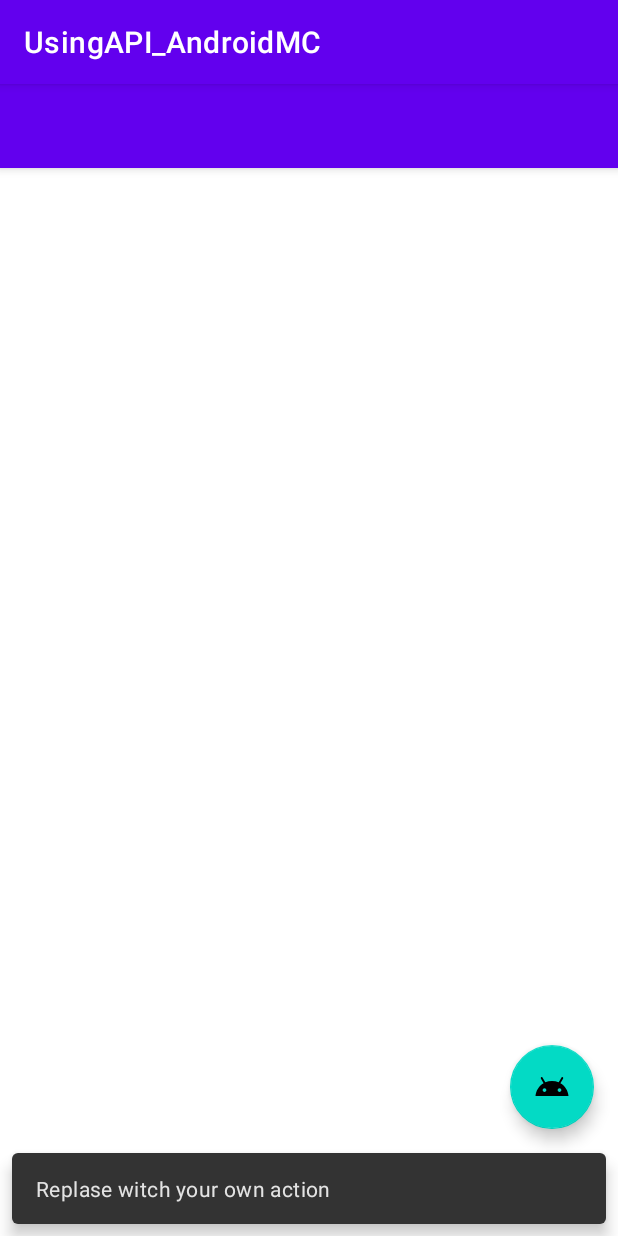
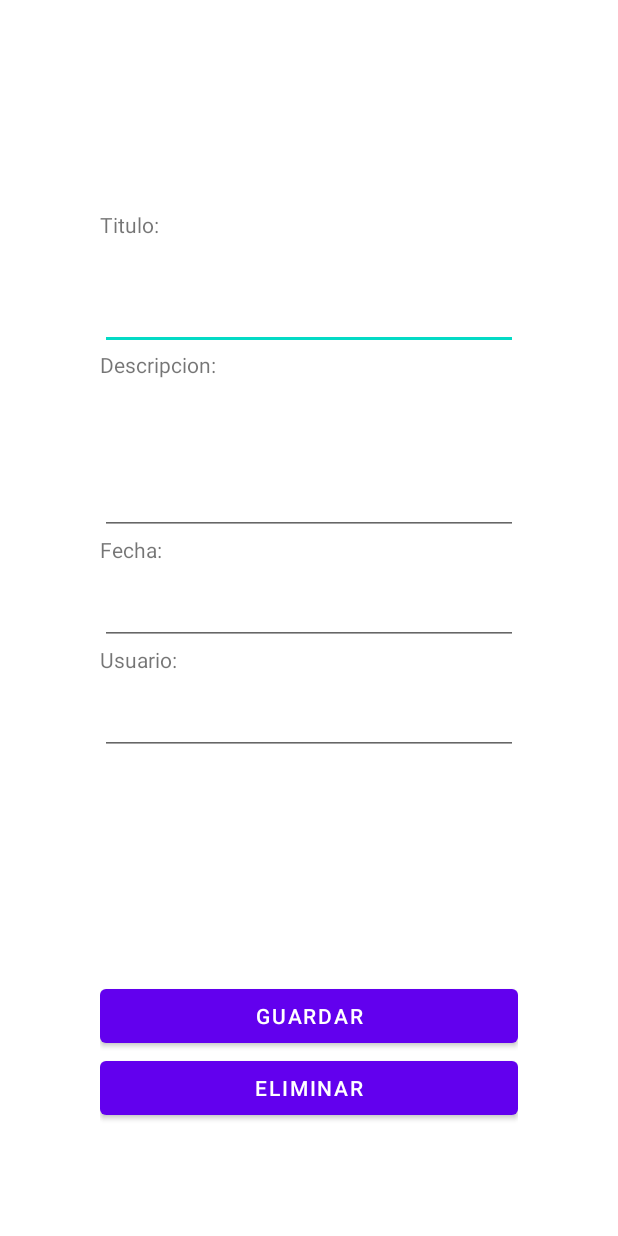
Before and after one commit to MarceloA2oo1/UsingAPI_AndroidMC, an Android app: the screen it shows after launch (MainMCActivity before the commit, NotaMCActivity after it), after a tap on an icon or button, on a phone screen of 412 x 824 dp. Run offline under Robolectric (Android 15) with nearby library versions, the phone set to English and light mode, and no system bars.

```diff
--- a/app/src/main/java/com/example/usingapi_androidmc/UtilsMC/APIsMC.java
+++ b/app/src/main/java/com/example/usingapi_androidmc/UtilsMC/APIsMC.java
@@ -3,6 +3,7 @@ package com.example.usingapi_androidmc.UtilsMC;
 import com.example.usingapi_androidmc.ControllersMC.UserMC;
 
 public class APIsMC {
+    //la url es la ipv4 publica de la pc usada como servidor local
     public static final String URL_001 = "http://192.168.0.11:8080/notas/";
 
     public static NotasServiceMC getNotasServiceMC(){
--- a/app/src/main/java/com/example/usingapi_androidmc/UtilsMC/NotasServiceMC.java
+++ b/app/src/main/java/com/example/usingapi_androidmc/UtilsMC/NotasServiceMC.java
@@ -5,10 +5,22 @@ import com.example.usingapi_androidmc.ModeloMC.NotasMC;
 import java.util.List;
 
 import retrofit2.Call;
+import retrofit2.http.Body;
 import retrofit2.http.GET;
+import retrofit2.http.POST;
+import retrofit2.http.Path;
 
 public interface NotasServiceMC {
 
     @GET("listar")
     Call<List<NotasMC>> getNotasMC();
+
+    @POST("agregar")
+    Call<NotasMC>addNotasMC(@Body NotasMC notas);
+
+    @POST("actualizar/{id}")
+    Call<NotasMC>updateNotasMC(@Body NotasMC notas, @Path("id") int id);
+
+    @POST("eliminar/{id}")
+    Call<NotasMC>deleteNotasMC(@Path("id") int id);
 }
--- a/app/src/main/java/com/example/usingapi_androidmc/VistasMC/MainMCActivity.java
+++ b/app/src/main/java/com/example/usingapi_androidmc/VistasMC/MainMCActivity.java
@@ -3,9 +3,11 @@ package com.example.usingapi_androidmc.VistasMC;
 import androidx.appcompat.app.AppCompatActivity;
 import androidx.appcompat.widget.Toolbar;
 
+import android.content.Intent;
 import android.os.Bundle;
 import android.util.Log;
 import android.view.Menu;
+import android.view.MenuItem;
 import android.view.View;
 import android.widget.ListView;
 
@@ -33,22 +35,33 @@ public class MainMCActivity extends AppCompatActivity {
     List<NotasMC> listNotasMC = new ArrayList<>();
     ListView listView;
 
-
     @Override
     protected void onCreate(Bundle savedInstanceState) {
         super.onCreate(savedInstanceState);
         binding = ActivityMainMcactivityBinding.inflate(getLayoutInflater());
         setContentView(binding.getRoot());
+        getSupportActionBar().hide();
+
+        //toolbar = (Toolbar) findViewById(R.id.toolbar);
+        //setSupportActionBar(binding.toolbar);
 
         listView = binding.lstListView;
+
         ListarNotasMC();
 
-       // toolbar = (Toolbar) findViewById(R.id.toolbar);
-       // setSupportActionBar(toolbar);
+        //view add
+        FloatingActionButton fab = binding.fab;
+        fab.setOnClickListener(view -> {
+            Intent intent = new Intent(MainMCActivity.this, NotaMCActivity.class);
+            intent.putExtra("ID", "");
+            intent.putExtra("TITULO", "");
+            intent.putExtra("DESCRIPCION", "");
+            intent.putExtra("FECHA", "");
+            intent.putExtra("USUARIO", "");
 
-        FloatingActionButton fab = binding.fab;
-        fab.setOnClickListener(view -> Snackbar.make(view, "Replase witch your own action", Snackbar.LENGTH_LONG)
-                .setAction("Action", null).show());
+            startActivity(intent);
+        });
+
     }
 
     public void ListarNotasMC(){
@@ -69,23 +82,23 @@ public class MainMCActivity extends AppCompatActivity {
         });
 
     }
-    /*
-    public boolean aCreateOptionsMenu(Menu menu){
+
+    @Override
+    public boolean onCreateOptionsMenu(Menu menu){
+        //Inflate menu;
         getMenuInflater().inflate(R.menu.menu_main, menu);
-
         return true;
     }
 
     @Override
-    public boolean onOptionsItemSelected(MrnuItem item){
+    public boolean onOptionsItemSelected(MenuItem item) {
         int id = item.getItemId();
 
-        if(id == R.id.action_settings){
+        if (id == R.id.action_settings) {
             return true;
         }
 
         return super.onOptionsItemSelected(item);
     }
-     */
 
 }
--- /dev/null
+++ b/app/src/main/java/com/example/usingapi_androidmc/VistasMC/NotaMCActivity.java
@@ -0,0 +1,137 @@
+package com.example.usingapi_androidmc.VistasMC;
+
+import androidx.appcompat.app.AppCompatActivity;
+
+import android.content.Intent;
+import android.os.Bundle;
+import android.util.Log;
+import android.view.View;
+import android.widget.Toast;
+
+import com.example.usingapi_androidmc.ModeloMC.NotasMC;
+import com.example.usingapi_androidmc.UtilsMC.APIsMC;
+import com.example.usingapi_androidmc.UtilsMC.NotasServiceMC;
+import com.example.usingapi_androidmc.databinding.ActivityNotaMcactivityBinding;
+
+import retrofit2.Call;
+import retrofit2.Callback;
+import retrofit2.Response;
+
+public class NotaMCActivity extends AppCompatActivity {
+
+    private ActivityNotaMcactivityBinding binding;
+    NotasServiceMC serviceMC;
+
+    @Override
+    protected void onCreate(Bundle savedInstanceState) {
+        super.onCreate(savedInstanceState);
+        binding = ActivityNotaMcactivityBinding.inflate(getLayoutInflater());
+        setContentView(binding.getRoot());
+        getSupportActionBar().hide();
+
+        Bundle bundle = getIntent().getExtras();
+        final String id = bundle.getString("ID");
+        String titulo = bundle.getString("TITULO");
+        String descrip = bundle.getString("DESCRIPCION");
+        String fecha = bundle.getString("FECHA");
+        String usuario = bundle.getString("USUARIO");
+
+        binding.edtId.setText(id);
+        binding.edtTitulo.setText(titulo);
+        binding.edtDescripcion.setText(descrip);
+        binding.edtFecha.setText(fecha);
+        binding.edtUsuario.setText(usuario);
+
+        //se validad si el campo manda vacio, significa que lo que se desea aser es agregar lo cual
+        //la id es autoimcrental
+        if (id.trim().length() == 0 || id.equals("")){
+            binding.Id.setVisibility(View.INVISIBLE);
+            binding.edtId.setVisibility(View.INVISIBLE);
+        }
+
+        //guardar los datos actualizados
+        binding.btnSave.setOnClickListener(view -> {
+            NotasMC notasMC = new NotasMC();
+            notasMC.setTitulo(binding.edtTitulo.getText().toString());
+            notasMC.setDescripcion(binding.edtDescripcion.getText().toString());
+            notasMC.setFecha(binding.edtFecha.getText().toString());
+            notasMC.setUsuario(binding.edtUsuario.getText().toString());
+            if (id.trim().length() == 0 || id.equals("")){
+                addNotasMC(notasMC);
+                Intent intent = new Intent(NotaMCActivity.this, MainMCActivity.class);
+                startActivity(intent);
+            } else {
+                updateNotasMC(notasMC, Integer.valueOf(id));
+                Intent intent = new Intent(NotaMCActivity.this, MainMCActivity.class);
+                startActivity(intent);
+            }
+        });
+
+        binding.btnEliminar.setOnClickListener(view -> {
+            deleteNotasMC(Integer.valueOf(id));
+            Intent intent = new Intent(NotaMCActivity.this, MainMCActivity.class);
+            startActivity(intent);
+        });
+
+    }
+
+    private void updateNotasMC(NotasMC notasMC, int id) {
+        serviceMC = APIsMC.getNotasServiceMC();
+        Call<NotasMC>call = serviceMC.updateNotasMC(notasMC, id);
+        call.enqueue(new Callback<NotasMC>() {
+            @Override
+            public void onResponse(Call<NotasMC> call, Response<NotasMC> response) {
+                if (response.isSuccessful()){
+                    Toast.makeText(NotaMCActivity.this, "Actualizado excitosamente", Toast.LENGTH_SHORT).show();
+                }
+            }
+
+            @Override
+            public void onFailure(Call<NotasMC> call, Throwable t) {
+                Log.e("Error:", t.getMessage());
+            }
+        });
+        Intent intent = new Intent(NotaMCActivity.this, MainMCActivity.class);
+        startActivity(intent);
+    }
+
+    public void addNotasMC(NotasMC notaMC){
+        serviceMC = APIsMC.getNotasServiceMC();
+        Call<NotasMC>call = serviceMC.addNotasMC(notaMC);
+        call.enqueue(new Callback<NotasMC>() {
+            @Override
+            public void onResponse(Call<NotasMC> call, Response<NotasMC> response) {
+                if (response.isSuccessful()){
+                    Toast.makeText(NotaMCActivity.this, "Agregado sactifactoriamente", Toast.LENGTH_SHORT).show();
+                }
+            }
+
+            @Override
+            public void onFailure(Call<NotasMC> call, Throwable t) {
+                Log.e("Error:", t.getMessage());
+            }
+        });
+        Intent intent = new Intent(NotaMCActivity.this, MainMCActivity.class);
+        startActivity(intent);
+    }
+
+    public void deleteNotasMC(int id){
+        serviceMC = APIsMC.getNotasServiceMC();
+        Call<NotasMC>call = serviceMC.deleteNotasMC(id);
+        call.enqueue(new Callback<NotasMC>() {
+            @Override
+            public void onResponse(Call<NotasMC> call, Response<NotasMC> response) {
+                if (response.isSuccessful()){
+                    Toast.makeText(NotaMCActivity.this, "Se ha Eliminado excitosamente", Toast.LENGTH_SHORT).show();
+                }
+            }
+
+            @Override
+            public void onFailure(Call<NotasMC> call, Throwable t) {
+                Log.e("Error:", t.getMessage());
+            }
+        });
+        Intent intent = new Intent(NotaMCActivity.this, MainMCActivity.class);
+        startActivity(intent);
+    }
+}
--- /dev/null
+++ b/app/src/main/res/drawable/ic_note_add.xml
@@ -0,0 +1,5 @@
+<vector android:height="20dp" android:tint="?attr/colorControlNormal"
+    android:viewportHeight="24" android:viewportWidth="24"
+    android:width="20dp" xmlns:android="http://schemas.android.com/apk/res/android">
+    <path android:fillColor="@android:color/white" android:pathData="M14,2L6,2c-1.1,0 -1.99,0.9 -1.99,2L4,20c0,1.1 0.89,2 1.99,2L18,22c1.1,0 2,-0.9 2,-2L20,8l-6,-6zM16,16h-3v3h-2v-3L8,16v-2h3v-3h2v3h3v2zM13,9L13,3.5L18.5,9L13,9z"/>
+</vector>
--- a/app/src/main/res/layout/activity_main_mcactivity.xml
+++ b/app/src/main/res/layout/activity_main_mcactivity.xml
@@ -7,16 +7,21 @@
     android:layout_height="match_parent"
     tools:context=".VistasMC.MainMCActivity">
 
+    <!--
     <com.google.android.material.appbar.AppBarLayout
         android:layout_width="match_parent"
-        android:layout_height="wrap_content">
+        android:layout_height="wrap_content"
+        android:theme="@style/AppTheme.AppBarOverlay">
 
         <androidx.appcompat.widget.Toolbar
             android:id="@+id/toolbar"
             android:layout_width="match_parent"
-            android:layout_height="?actionBarSize"/>
+            android:layout_height="?attr/actionBarSize"
+            android:background="?attr/colorPrimary"
+            app:popupTheme="@style/AppTheme.PopupOverlay"/>
 
     </com.google.android.material.appbar.AppBarLayout>
+    -->
 
     <LinearLayout
         android:layout_width="match_parent"
@@ -48,6 +53,6 @@
         android:layout_height="wrap_content"
         android:layout_gravity="bottom|end"
         android:layout_margin="16dp"
-        android:src="@drawable/ic_android"/>
+        android:src="@drawable/ic_note_add"/>
 
 </androidx.coordinatorlayout.widget.CoordinatorLayout>
--- /dev/null
+++ b/app/src/main/res/layout/activity_nota_mcactivity.xml
@@ -0,0 +1,88 @@
+<?xml version="1.0" encoding="utf-8"?>
+<androidx.constraintlayout.widget.ConstraintLayout xmlns:android="http://schemas.android.com/apk/res/android"
+    xmlns:app="http://schemas.android.com/apk/res-auto"
+    xmlns:tools="http://schemas.android.com/tools"
+    android:layout_width="match_parent"
+    android:layout_height="match_parent"
+    android:orientation="vertical"
+    tools:context=".VistasMC.NotaMCActivity">
+
+    <LinearLayout
+        android:layout_width="match_parent"
+        android:layout_height="match_parent"
+        android:orientation="vertical"
+        android:padding="100px"
+        app:layout_constraintStart_toStartOf="parent"
+        app:layout_constraintTop_toTopOf="parent">
+
+        <TextView
+            android:id="@+id/Id"
+            android:layout_width="match_parent"
+            android:layout_height="50px"
+            android:text="ID"/>
+
+        <EditText
+            android:id="@+id/edtId"
+            android:layout_width="match_parent"
+            android:layout_height="60px"
+            android:enabled="false"/>
+
+        <TextView
+            android:id="@+id/titulo"
+            android:layout_width="match_parent"
+            android:layout_height="50px"
+            android:text="Titulo: "/>
+
+        <EditText
+            android:id="@+id/edtTitulo"
+            android:layout_width="match_parent"
+            android:layout_height="60dp"/>
+
+        <TextView
+            android:id="@+id/descripcion"
+            android:layout_width="match_parent"
+            android:layout_height="50px"
+            android:text="Descripcion: "/>
+
+        <EditText
+            android:id="@+id/edtDescripcion"
+            android:layout_width="match_parent"
+            android:layout_height="90dp"/>
+
+        <TextView
+            android:id="@+id/fecha"
+            android:layout_width="match_parent"
+            android:layout_height="50px"
+            android:text="Fecha: "/>
+
+        <EditText
+            android:id="@+id/edtFecha"
+            android:layout_width="match_parent"
+            android:layout_height="40dp"/>
+
+        <TextView
+            android:id="@+id/usuario"
+            android:layout_width="match_parent"
+            android:layout_height="50px"
+            android:text="Usuario: "/>
+
+        <EditText
+            android:id="@+id/edtUsuario"
+            android:layout_width="match_parent"
+            android:layout_height="40dp"/>
+
+        <Button
+            android:id="@+id/btnSave"
+            android:layout_marginTop="150dp"
+            android:layout_width="match_parent"
+            android:layout_height="wrap_content"
+            android:text="Guardar"/>
+
+        <Button
+            android:id="@+id/btnEliminar"
+            android:layout_width="match_parent"
+            android:layout_height="wrap_content"
+            android:text="Eliminar" />
+    </LinearLayout>
+
+</androidx.constraintlayout.widget.ConstraintLayout>
--- /dev/null
+++ b/app/src/main/res/menu/menu_main.xml
@@ -0,0 +1,12 @@
+<menu xmlns:android="http://schemas.android.com/apk/res/android"
+    xmlns:app="http://schemas.android.com/apk/res-auto"
+    xmlns:tools="http://schemas.android.com/tools"
+    tools:context="com.example.apirest.MainMCActivity">
+
+    <item
+        android:id="@+id/action_settings"
+        android:orderInCategory="100"
+        android:title="@string/action_settings"
+        app:showAsAction="never"/>
+
+</menu>
--- a/app/src/main/res/values/colors.xml
+++ b/app/src/main/res/values/colors.xml
@@ -7,4 +7,9 @@
     <color name="teal_700">#FF018786</color>
     <color name="black">#FF000000</color>
     <color name="white">#FFFFFFFF</color>
+
+    <color name="colorPrimary">#008577</color>
+    <color name="colorPrimaryDark">#00574B</color>
+    <color name="colorAccent">#D81B60</color>
+
 </resources>
--- /dev/null
+++ b/app/src/main/res/values/dimens.xml
@@ -0,0 +1,4 @@
+<?xml version="1.0" encoding="utf-8"?>
+<resources>
+    <dimen name="fab_margin">16dp</dimen>
+</resources>
--- a/app/src/main/res/values/strings.xml
+++ b/app/src/main/res/values/strings.xml
@@ -1,3 +1,4 @@
 <resources>
     <string name="app_name">UsingAPI_AndroidMC</string>
+    <string name="action_settings">Settings</string>
 </resources>
```
Also changed, not shown: app/src/main/AndroidManifest.xml (+10 -9 lines), app/src/main/java/com/example/usingapi_androidmc/AdapterMC/NotasAdapterMC.java (+14 -0 lines), app/src/main/res/layout/content_mc.xml (+6 -6 lines), app/src/main/res/values/styles.xml (added, +19 -0 lines).
